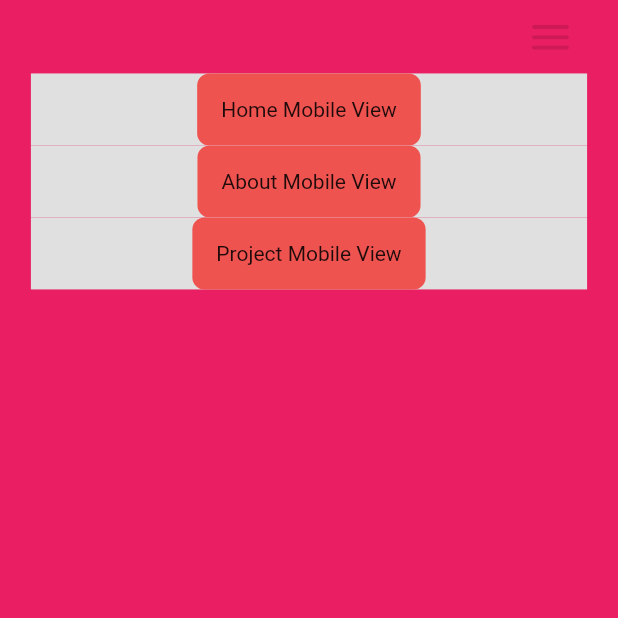
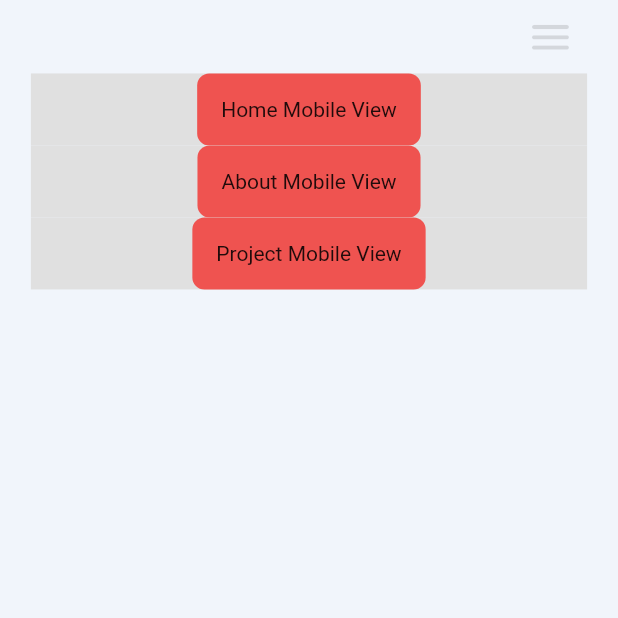
Before and after one commit to ksananth/Flutter, a Flutter app: the screen it shows after launch, on a phone screen of 412 x 824 dp, the top half of it. Run offline on Flutter 3.47's test engine with Material 2 defaults, Android fonts, the phone set to English and light mode, and no system bars; drawn by our look-alikes of scrollable_positioned_list; our stand-ins replace font_awesome_flutter, lottie, shared_preferences.

Commit message:
Add dark mode icon

```diff
--- a/lib/Styles.dart
+++ b/lib/Styles.dart
@@ -31,6 +31,5 @@ class Styles {
         elevation: 0.0,
       ),
     );
-
   }
 }
--- a/lib/homepage.dart
+++ b/lib/homepage.dart
@@ -71,7 +71,7 @@ class _MyHomePageState extends State<MyHomePage>
     print('Height: $screenHeight');
 
     return Scaffold(
-      backgroundColor: Colors.pink,
+      backgroundColor: Theme.of(context).backgroundColor,
       key: scaffoldKey,
       endDrawer: drawer(),
       body: ViewWrapper(desktopView: desktopView(), mobileView: mobileView()),
--- a/lib/widgets/dark_more_icon.dart
+++ b/lib/widgets/dark_more_icon.dart
@@ -12,6 +12,7 @@ class DarkModeIcon extends StatelessWidget {
     var size = MediaQuery.of(context).size;
 
     return Container(
+      alignment: Alignment.centerRight,
       margin:
           const EdgeInsets.only(top: 40, bottom: 0.0, left: 25.0, right: 25.0),
       height: size.height / 6,
```
